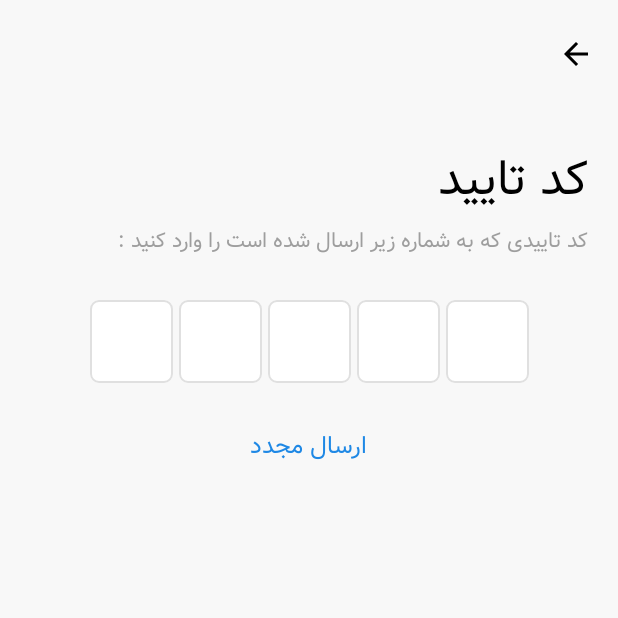
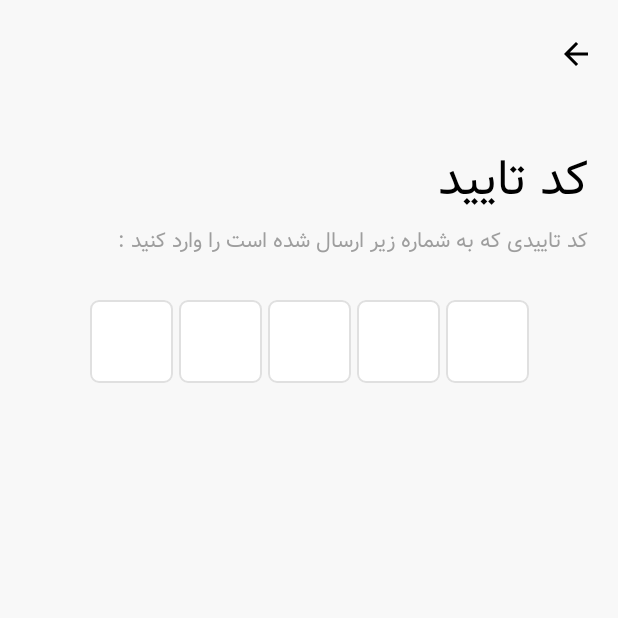
Before and after one commit to benyaminbeyzaie/fake-nimkat, an Android app built with Jetpack Compose: the OtpActivity screen opened directly, with no data from a screen before it, on a phone screen of 412 x 824 dp, the top half of it. Run offline under Robolectric (Android 15) with nearby library versions, the light colour scheme and no system bars; our stand-ins replace Dagger/Hilt's generated code, livedata-compose; network calls fail.

Commit message:
connect the view models

```diff
--- a/app/src/main/java/com/nimkat/app/view/otp/OtpActivity.kt
+++ b/app/src/main/java/com/nimkat/app/view/otp/OtpActivity.kt
@@ -4,8 +4,10 @@ import android.app.Activity
 import android.content.Context
 import android.content.Intent
 import android.os.Bundle
+import android.util.Log
 import androidx.activity.ComponentActivity
 import androidx.activity.compose.setContent
+import androidx.activity.viewModels
 import androidx.compose.foundation.background
 import androidx.compose.foundation.clickable
 import androidx.compose.foundation.layout.*
@@ -14,6 +16,7 @@ import androidx.compose.foundation.text.KeyboardActions
 import androidx.compose.foundation.text.KeyboardOptions
 import androidx.compose.material.*
 import androidx.compose.runtime.*
+import androidx.compose.runtime.livedata.observeAsState
 import androidx.compose.ui.Alignment
 import androidx.compose.ui.ExperimentalComposeUiApi
 import androidx.compose.ui.Modifier
@@ -39,24 +42,33 @@ import androidx.compose.ui.text.style.TextAlign
 import androidx.compose.ui.unit.LayoutDirection
 import androidx.compose.ui.unit.dp
 import androidx.compose.ui.unit.sp
+import androidx.lifecycle.Observer
+import androidx.lifecycle.ViewModelProvider
+import androidx.lifecycle.viewmodel.compose.viewModel
 import com.nimkat.app.R
+import com.nimkat.app.models.DataStatus
 import com.nimkat.app.ui.theme.NimkatTheme
 import com.nimkat.app.ui.theme.mainFont
 import com.nimkat.app.ui.theme.secondFont
 import com.nimkat.app.utils.MOBILE
+import com.nimkat.app.view.main.MainActivity
+import com.nimkat.app.view_model.AuthViewModel
+import dagger.hilt.android.AndroidEntryPoint
 
+@AndroidEntryPoint
 class OtpActivity : ComponentActivity() {
 
     companion object {
-        fun sendIntent(context: Context, mobile: String) =
+        fun sendIntent(context: Context, id: String) =
             Intent(context, OtpActivity::class.java).apply {
-                putExtra(MOBILE, mobile)
+                putExtra("id", id)
                 context.startActivity(this)
             }
     }
 
     override fun onCreate(savedInstanceState: Bundle?) {
         super.onCreate(savedInstanceState)
+
         setContent {
             NimkatTheme {
                 // A surface container using the 'background' color from the theme
@@ -65,7 +77,7 @@ class OtpActivity : ComponentActivity() {
                     color = MaterialTheme.colors.background
                 ) {
                     CompositionLocalProvider(LocalLayoutDirection provides LayoutDirection.Rtl) {
-                        OtpContent(intent.getStringExtra(MOBILE).orEmpty())
+                        OtpContent(intent.getStringExtra("id").orEmpty(), viewModel())
                     }
                 }
             }
@@ -75,9 +87,13 @@ class OtpActivity : ComponentActivity() {
 
 @OptIn(ExperimentalComposeUiApi::class)
 @Composable
-fun OtpContent(mobile: String) {
-
+fun OtpContent(id: String, authViewModel: AuthViewModel) {
     val context = LocalContext.current
+    val authState = authViewModel.authModelLiveData.observeAsState()
+    Log.d("OptActivity", "auth state: ${authState.value?.status}")
+    if (authState.value?.status === DataStatus.Success) {
+        MainActivity.sendIntent(context)
+    }
 
     Column(
         modifier = Modifier
@@ -114,7 +130,7 @@ fun OtpContent(mobile: String) {
         )
 
         Text(
-            stringResource(R.string.otp_desc).plus("\n").plus(mobile),
+            stringResource(R.string.otp_desc).plus("\n").plus(""),
             modifier = Modifier
                 .fillMaxWidth()
                 .padding(20.dp, 4.dp),
@@ -140,38 +156,15 @@ fun OtpContent(mobile: String) {
             remember { FocusRequester() },
         )
 
-
         val keyboardController = LocalSoftwareKeyboardController.current
-
 
         CompositionLocalProvider(LocalLayoutDirection provides LayoutDirection.Ltr) {
             Row(modifier = Modifier.align(Alignment.CenterHorizontally)) {
                 for (i in 0..4) {
-                    CodeItem(i, items, activates, keyboardController)
+                    CodeItem(i, items, activates, keyboardController, authViewModel, id)
                 }
             }
         }
-
-
-        Box(modifier = Modifier
-            .padding(20.dp)
-            .align(Alignment.CenterHorizontally)
-            .clickable {
-
-            }) {
-            Text(
-                stringResource(R.string.resend),
-                modifier = Modifier
-                    .padding(16.dp, 8.dp),
-                color = colorResource(R.color.main_color),
-                fontFamily = mainFont,
-                textAlign = TextAlign.Center,
-                fontWeight = FontWeight.Bold,
-                fontSize = 16.sp
-            )
-        }
-
-
     }
 }
 
@@ -181,7 +174,9 @@ fun CodeItem(
     index: Int,
     states: List<MutableState<String>>,
     activates: List<FocusRequester>,
-    keyboardController: SoftwareKeyboardController?
+    keyboardController: SoftwareKeyboardController?,
+    authViewModel: AuthViewModel,
+    id: String,
 ) {
     OutlinedTextField(
         singleLine = true,
@@ -231,7 +226,16 @@ fun CodeItem(
             imeAction = ImeAction.Done,
         ),
         keyboardActions = KeyboardActions(
-            onDone = { keyboardController?.hide() }
+            onDone = {
+                keyboardController?.hide()
+                var enteredCode = "";
+                for (state in states) {
+                    enteredCode += state.value
+                }
+                Log.d("Opt", "keyboardActions: Done ---> $enteredCode");
+
+                authViewModel.verifyCode(enteredCode, id)
+            }
         )
     )
 }
```
Also changed, not shown: app/src/main/java/com/nimkat/app/view/login/LoginActivity.kt (+20 -7 lines), app/src/main/java/com/nimkat/app/view/main/MainActivity.kt (+13 -18 lines).
